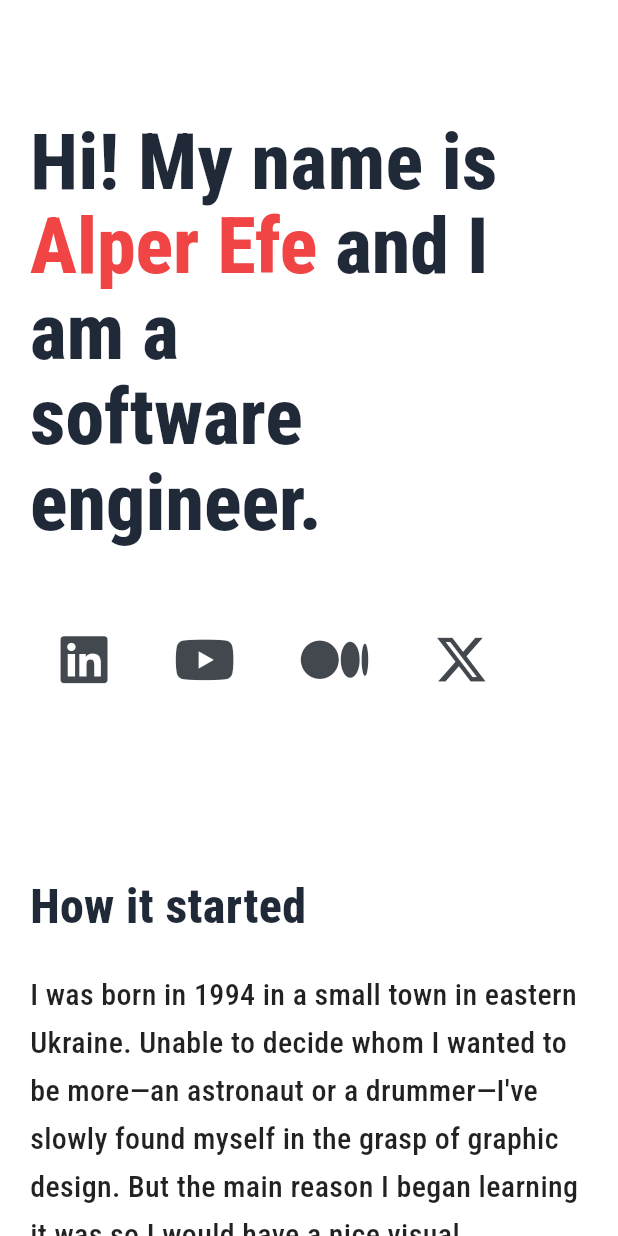
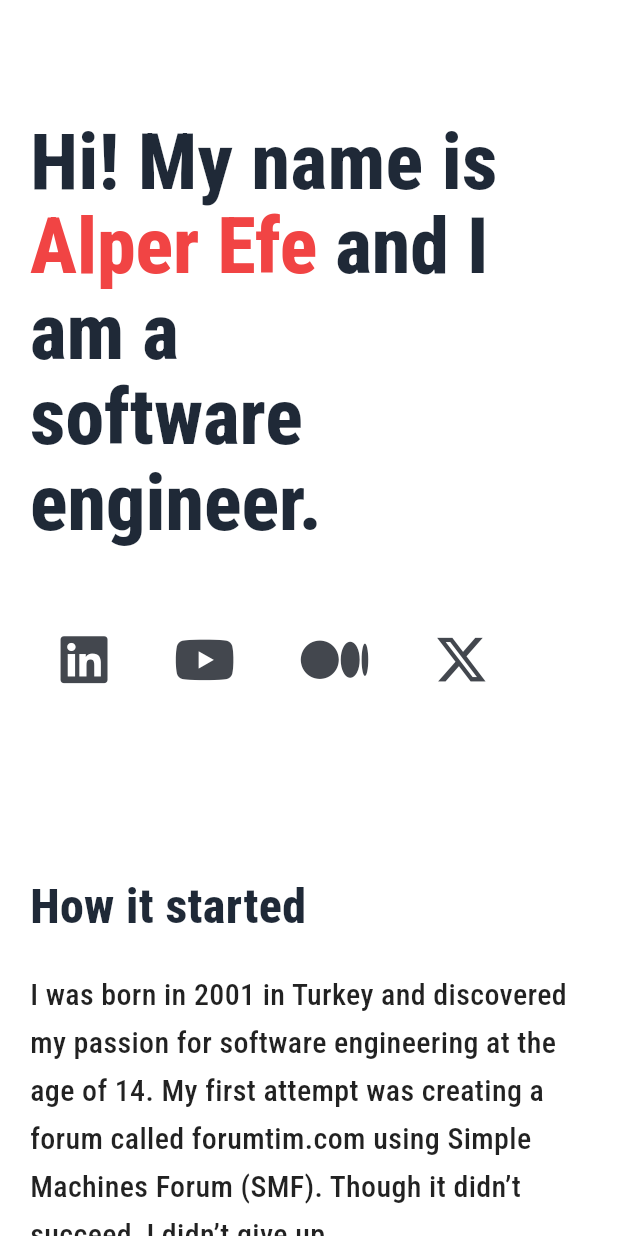
Before and after one commit to FlutterWiz/Flutter-Portfolio, a Flutter app: the screen it shows after launch, on a phone screen of 412 x 824 dp. Run offline on Flutter 3.47's test engine with Material 3 defaults, Android fonts, the phone set to English and light mode, and no system bars; our stand-ins replace font_awesome_flutter, google_fonts.

Commit message:
update greetings, open source, and writing

```diff
--- a/lib/core/init/app_widget.dart
+++ b/lib/core/init/app_widget.dart
@@ -8,24 +8,11 @@ class AppWidget extends StatelessWidget {
   @override
   Widget build(BuildContext context) {
     return MaterialApp(
-      title: 'Alper Efe Sahin',
+      title: 'alperefesahin',
       debugShowCheckedModeBanner: false,
       theme: ThemeData(
         useMaterial3: true,
         colorScheme: ColorScheme.fromSeed(seedColor: blue),
-        textTheme: const TextTheme(
-          displayLarge: TextStyle(
-            fontSize: 48,
-            fontWeight: FontWeight.w600,
-            color: black,
-            height: 1.1,
-          ),
-          bodyLarge: TextStyle(
-            fontSize: 18,
-            color: blackWithOpacity87,
-            height: 1.5,
-          ),
-        ),
       ),
       home: const AboutPage(),
     );
--- a/lib/features/about/widgets/greetings/greetings_section.dart
+++ b/lib/features/about/widgets/greetings/greetings_section.dart
@@ -13,10 +13,17 @@ class GreetingsSection extends StatelessWidget {
   Widget build(BuildContext context) {
     const howStartedTitle = "How it started";
     const howStartedDescription =
-        '''I was born in 1994 in a small town in eastern Ukraine. Unable to decide whom I wanted to be more—an astronaut or a drummer—I've slowly found myself in the grasp of graphic design. But the main reason I began learning it was so I would have a nice visual presentation for the "awesome" HTML sites I was building at the time.\n\nI graduated from a medical university and moved to the Czech Republic to pursue a doctor's career. But life had different plans for me, and so it led me down the path of software engineering so I could affect the lives of thousands of other developers through the projects I would build.''';
+        '''I was born in 2001 in Turkey and discovered my passion for software engineering at the age of 14. My first attempt was creating a forum called forumtim.com using Simple Machines Forum (SMF). Though it didn’t succeed, I didn’t give up.
+
+When I started university in the Mathematics department, I dedicated myself to improving in software development. I began my journey with Python, like many others, and later transitioned to web development, which led to an internship at Jotform. In 2020, I discovered Flutter, a rising framework at the time, and decided to specialize as a Flutter developer.
+
+Since then, I've worked with several companies, written Medium articles, recorded YouTube videos, and created open-source projects to contribute to the developer community.''';
+
     const howItsGoingTitle = "How it's going";
     const howItsGoingDescription =
-        '''Over the past decade I've been working as a software engineer in digital agencies, large corporations, and startups of various stages of acquisition. I've learned and taught, broken and fixed, but most importantly, had a chance to meet so many wonderful people along the way.\n\nNow, I've joined EpicWeb to teach the world about automated testing!''';
+        '''Today, I balance my time between Flutter development, which has become my primary focus thanks to years of dedication, and exploring machine learning, a passion sparked by my Mathematics department thesis.
+
+In my free time, I work on open-source projects, write articles, and share knowledge with others through YouTube videos. I’m committed to continuous learning, combining the worlds of mobile development and AI to create impactful projects and grow as a software engineer.''';
 
     return Column(
       children: [
--- a/lib/features/about/widgets/greetings/social_icons.dart
+++ b/lib/features/about/widgets/greetings/social_icons.dart
@@ -1,17 +1,42 @@
+import 'package:alperefesahin_dev/core/mixins/launch_mixin.dart';
 import 'package:flutter/material.dart';
 import 'package:font_awesome_flutter/font_awesome_flutter.dart';
 
-class SocialIconsRow extends StatelessWidget {
+class SocialIconsRow extends StatelessWidget with LaunchMixin {
   const SocialIconsRow({super.key});
 
   @override
   Widget build(BuildContext context) {
     return Row(
       children: [
-        SocialIcons(onPressed: () {}, icon: FontAwesomeIcons.linkedin),
-        SocialIcons(onPressed: () {}, icon: FontAwesomeIcons.youtube),
-        SocialIcons(onPressed: () {}, icon: FontAwesomeIcons.medium),
-        SocialIcons(onPressed: () {}, icon: FontAwesomeIcons.xTwitter),
+        SocialIcons(
+          onPressed: () => launchUrlInWeb(
+            isWebsite: true,
+            websitePath: "https://linkedin.com/in/alperefesahin/",
+          ),
+          icon: FontAwesomeIcons.linkedin,
+        ),
+        SocialIcons(
+          onPressed: () => launchUrlInWeb(
+            isWebsite: true,
+            websitePath: "https://youtube.com/@alperefesahin",
+          ),
+          icon: FontAwesomeIcons.youtube,
+        ),
+        SocialIcons(
+          onPressed: () => launchUrlInWeb(
+            isWebsite: true,
+            websitePath: "https://medium.com/@alperefesahin",
+          ),
+          icon: FontAwesomeIcons.medium,
+        ),
+        SocialIcons(
+          onPressed: () => launchUrlInWeb(
+            isWebsite: true,
+            websitePath: "https://x.com/alperefesahin",
+          ),
+          icon: FontAwesomeIcons.xTwitter,
+        ),
       ],
     );
   }
--- a/lib/features/about/widgets/open_source/open_source_section.dart
+++ b/lib/features/about/widgets/open_source/open_source_section.dart
@@ -13,11 +13,15 @@ class OpenSourceSection extends StatelessWidget with LaunchMixin {
 
   @override
   Widget build(BuildContext context) {
+    const openSourceTitle = "Open Source";
+    const openSourceDescription =
+        "Open source is a fundamental part of my engineering journey. It's how I learn, grow, and contribute back to the community. I feel wonderful to have influenced others with my projects. Feel free to explore some of them on my GitHub!";
+
     return Column(
       crossAxisAlignment: CrossAxisAlignment.start,
       children: [
         const CustomText(
-          text: "Open source",
+          text: openSourceTitle,
           fontSize: 32,
           height: 1.2,
           fontWeight: FontWeight.w800,
@@ -26,8 +30,7 @@ class OpenSourceSection extends StatelessWidget with LaunchMixin {
           width: isMobile ? null : 560,
           padding: const EdgeInsets.only(top: 16, bottom: 60),
           child: const CustomText(
-            text:
-                "Open source plays a tremendous part in my engineering journey. This is my primary way of learning and I'm truly humbled to have influenced so many people with my projects. Here are just a few of them.",
+            text: openSourceDescription,
             color: blackWithOpacity87,
           ),
         ),
--- a/lib/features/about/widgets/open_source/other_projects.dart
+++ b/lib/features/about/widgets/open_source/other_projects.dart
@@ -24,7 +24,7 @@ class OtherProjects extends StatelessWidget {
             isMobile: isMobile,
             title: "Social Dating App with Riverpod & DDD",
             description:
-                "Social dating app built with Riverpod, Freezed, and DDD principles.",
+                "Social dating app with Riverpod, Freezed, and DDD principles.",
           ),
           OtherProjectContainer(
             isMobile: isMobile,
--- a/lib/features/about/widgets/writing/writing_section.dart
+++ b/lib/features/about/widgets/writing/writing_section.dart
@@ -13,11 +13,14 @@ class WritingSection extends StatelessWidget with LaunchMixin {
 
   @override
   Widget build(BuildContext context) {
+    const writingTitle = 'Writing';
+    const writingTitleDescription =
+        'On Medium, I share my journey as a Flutter developer, tackling topics like state management, architecture, and challenges. In addition to writing for my personal profile, I contribute to well-known publications like CodeX and Towards Dev, helping others through my experiences and insights.';
     return Column(
       crossAxisAlignment: CrossAxisAlignment.start,
       children: [
         const CustomText(
-          text: "Writing",
+          text: writingTitle,
           height: 1.2,
           fontWeight: FontWeight.w800,
           fontSize: 32,
@@ -26,8 +29,7 @@ class WritingSection extends StatelessWidget with LaunchMixin {
           width: isMobile ? null : 560,
           padding: const EdgeInsets.only(top: 16, bottom: 60),
           child: const CustomText(
-            text:
-                'I created this website to be a personal space where I could write about the things I would like to read myself. I draw topics from my experiences and my struggles so we could learn together.',
+            text: writingTitleDescription,
             color: blackWithOpacity87,
           ),
         ),
```
